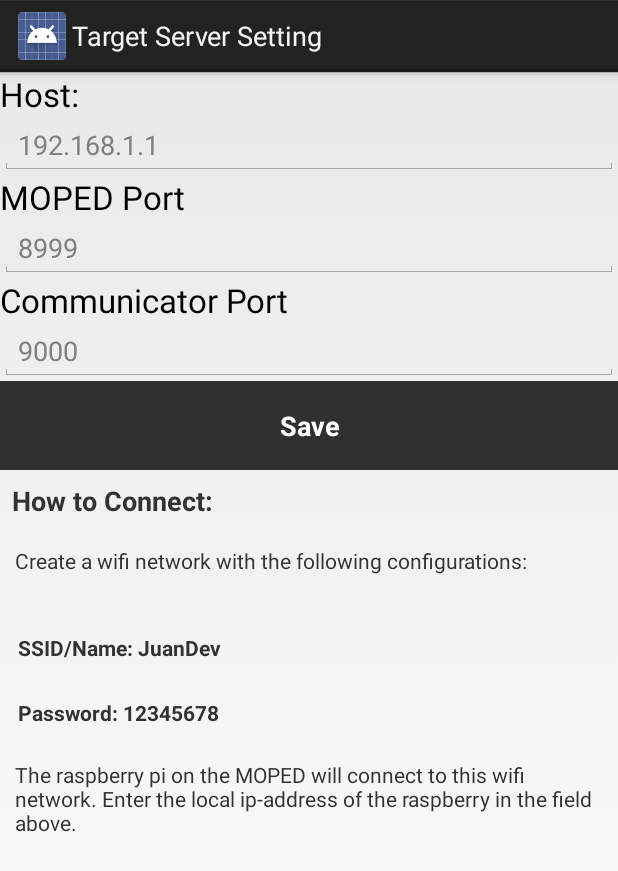
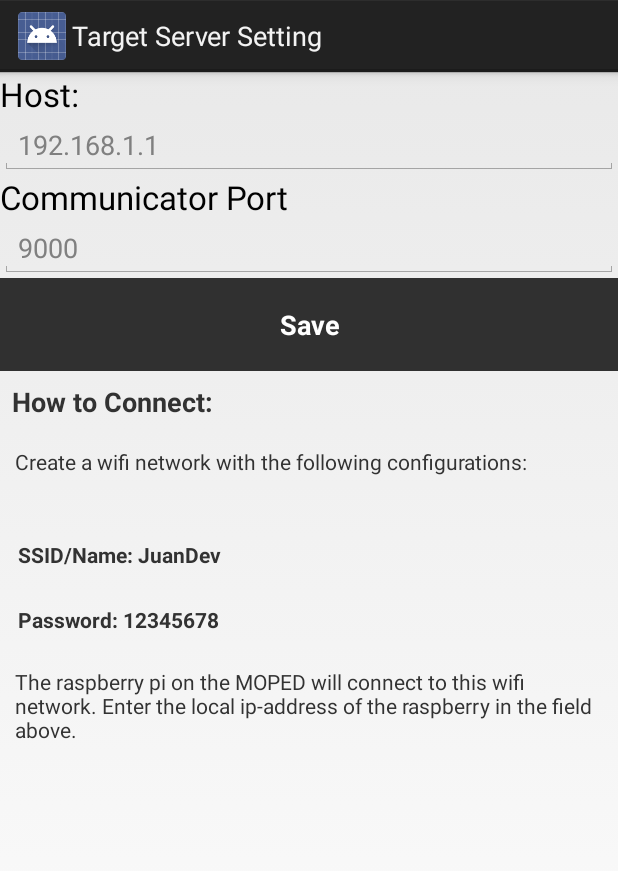
Before and after one commit to felixnorden/moppepojkar, an Android app: the Settings screen opened directly, with no data from a screen before it, on a phone screen of 412 x 824 dp. Shown: the top 871 px of the screen. Run offline under Robolectric (Android 15) with nearby library versions, the light colour scheme and no system bars.

Commit message:
Removed obsolete UI elements from app settings

```diff
--- a/src/app/WirelessIno/app/src/main/res/layout/socket_connection_build.xml
+++ b/src/app/WirelessIno/app/src/main/res/layout/socket_connection_build.xml
@@ -23,20 +23,6 @@
 
         <requestFocus/>
     </EditText>
-
-    <TextView
-        android:id="@+id/tv_portmoped"
-        android:layout_width="wrap_content"
-        android:layout_height="wrap_content"
-        android:text="MOPED Port"
-        android:textAppearance="?android:attr/textAppearanceLarge" />
-
-    <EditText
-        android:id="@+id/ed_portmoped"
-        android:layout_width="match_parent"
-        android:layout_height="wrap_content"
-        android:ems="10"
-        android:hint="8999"/>
 
     <TextView
         android:id="@+id/tv_portcommunicator"
```
